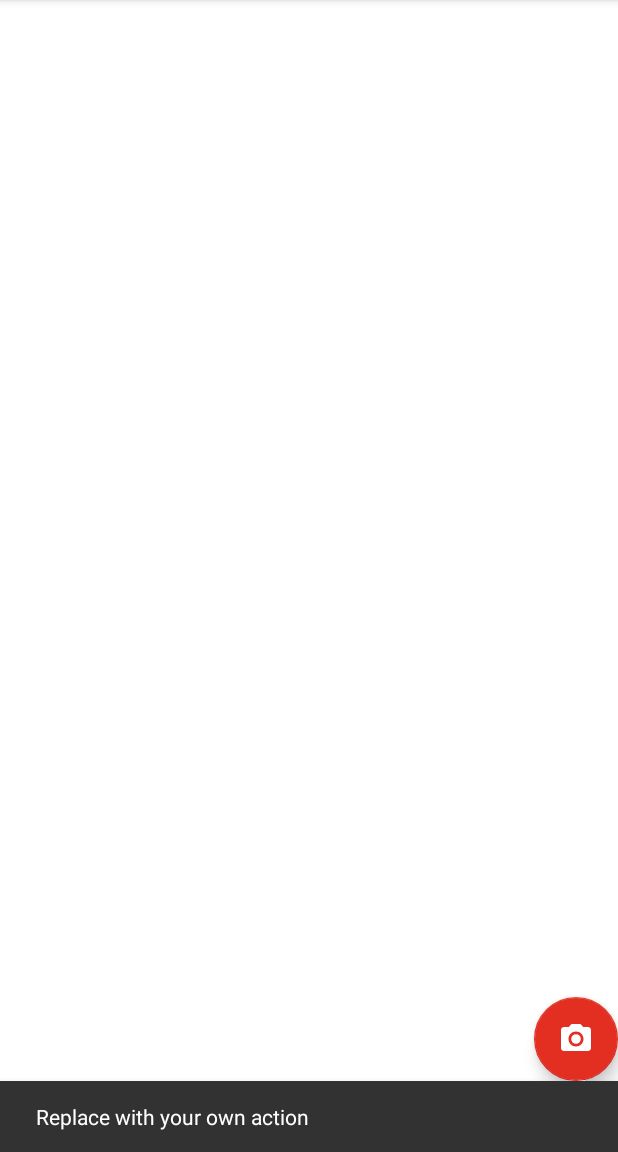
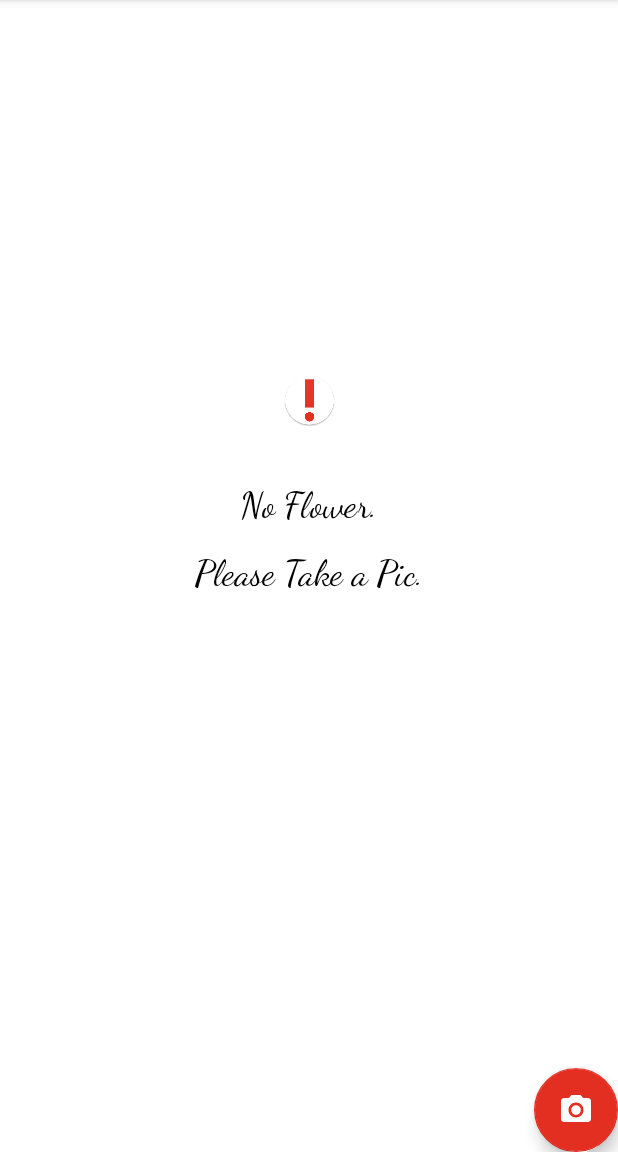
Before and after one commit to faci-df/deepFlowers, an Android app: the screen it shows after launch (NavActivity), after a tap on an icon or button, on a phone screen of 412 x 824 dp, the part 84-1236 px from its top. Run offline under Robolectric (Android 15) with nearby library versions, the phone set to English and light mode, and no system bars.

Commit message:
Changed Init Page & Added image icons.

```diff
--- a/app/src/main/java/io/deepflowers/getflowername/NavActivity.java
+++ b/app/src/main/java/io/deepflowers/getflowername/NavActivity.java
@@ -1,6 +1,8 @@
 package io.deepflowers.getflowername;
 
+import android.content.Intent;
 import android.os.Bundle;
+import android.provider.MediaStore;
 import android.support.design.widget.FloatingActionButton;
 import android.support.design.widget.Snackbar;
 import android.view.View;
@@ -27,8 +29,13 @@ public class NavActivity extends AppCompatActivity
         fab.setOnClickListener(new View.OnClickListener() {
             @Override
             public void onClick(View view) {
-                Snackbar.make(view, "Replace with your own action", Snackbar.LENGTH_LONG)
-                        .setAction("Action", null).show();
+                //Snackbar.make(view, "Replace with your own action", Snackbar.LENGTH_LONG)
+                  //      .setAction("Action", null).show();
+
+                Intent intent = new Intent(MediaStore.ACTION_IMAGE_CAPTURE);
+                startActivity(intent);
+
+
             }
         });
 
--- a/app/src/main/res/layout/activity_nav.xml
+++ b/app/src/main/res/layout/activity_nav.xml
@@ -21,7 +21,6 @@
         android:fitsSystemWindows="true"
         app:headerLayout="@layout/nav_header_nav"
         app:itemBackground="@color/mainColor"
-        app:itemTextColor="@android:color/white"
         app:menu="@menu/activity_nav_drawer" />
 
 </android.support.v4.widget.DrawerLayout>
--- a/app/src/main/res/layout/content_nav.xml
+++ b/app/src/main/res/layout/content_nav.xml
@@ -8,4 +8,48 @@
     tools:context="io.deepflowers.getflowername.NavActivity"
     tools:showIn="@layout/app_bar_nav">
 
+    <TextView
+        android:id="@+id/textView4"
+        android:layout_width="0dp"
+        android:layout_height="wrap_content"
+        android:fontFamily="cursive"
+        android:text="Please Take a Pic."
+        android:textAlignment="center"
+        android:textColor="@android:color/black"
+        android:textSize="24sp"
+        app:layout_constraintBottom_toBottomOf="parent"
+        app:layout_constraintHorizontal_bias="0.0"
+        app:layout_constraintLeft_toLeftOf="parent"
+        app:layout_constraintRight_toRightOf="parent"
+        app:layout_constraintTop_toTopOf="parent"
+        app:layout_constraintVertical_bias="0.498" />
+
+    <TextView
+        android:id="@+id/textView3"
+        android:layout_width="0dp"
+        android:layout_height="wrap_content"
+        android:fontFamily="cursive"
+        android:text="No Flower."
+        android:textAlignment="center"
+        android:textColor="@android:color/black"
+        android:textSize="24sp"
+        app:layout_constraintBottom_toBottomOf="parent"
+        app:layout_constraintHorizontal_bias="0.0"
+        app:layout_constraintLeft_toLeftOf="parent"
+        app:layout_constraintRight_toRightOf="parent"
+        app:layout_constraintTop_toTopOf="parent"
+        app:layout_constraintVertical_bias="0.436" />
+
+    <ImageView
+        android:id="@+id/imageView2"
+        android:layout_width="35dp"
+        android:layout_height="159dp"
+        app:srcCompat="@drawable/uhoh"
+        app:layout_constraintRight_toRightOf="parent"
+        app:layout_constraintLeft_toLeftOf="parent"
+        app:layout_constraintBottom_toBottomOf="parent"
+        app:layout_constraintTop_toTopOf="parent"
+        app:layout_constraintVertical_bias="0.299"
+        android:layout_marginTop="8dp"
+        app:layout_constraintHorizontal_bias="0.501" />
 </android.support.constraint.ConstraintLayout>
--- a/app/src/main/res/values/colors.xml
+++ b/app/src/main/res/values/colors.xml
@@ -1,6 +1,6 @@
 <?xml version="1.0" encoding="utf-8"?>
 <resources>
-    <color name="colorPrimary">#3F51B5</color>
+    <color name="colorPrimary">#FFFFFF</color>
     <color name="colorPrimaryDark">#303F9F</color>
     <color name="colorAccent">#ff4081</color>
     <color name="mainColor">#E22F22</color>
--- a/app/src/main/res/values/styles.xml
+++ b/app/src/main/res/values/styles.xml
@@ -5,7 +5,7 @@
     <style name="AppTheme" parent="Theme.AppCompat.NoActionBar">
         <!-- Customize your theme here. -->
         <item name="colorPrimary">@color/colorPrimary</item>
-        <item name="colorPrimaryDark">@color/colorPrimaryDark</item>
+        <item name="colorPrimaryDark">@color/colorAccent</item>
         <item name="colorAccent">@color/colorAccent</item>
 
         <item name="android:windowBackground">@android:color/white</item>
```
Also changed, not shown: app/src/main/res/drawable/uhoh.png (added), app/src/main/res/drawable/web_hi_res_512_white_circle.png (added).
